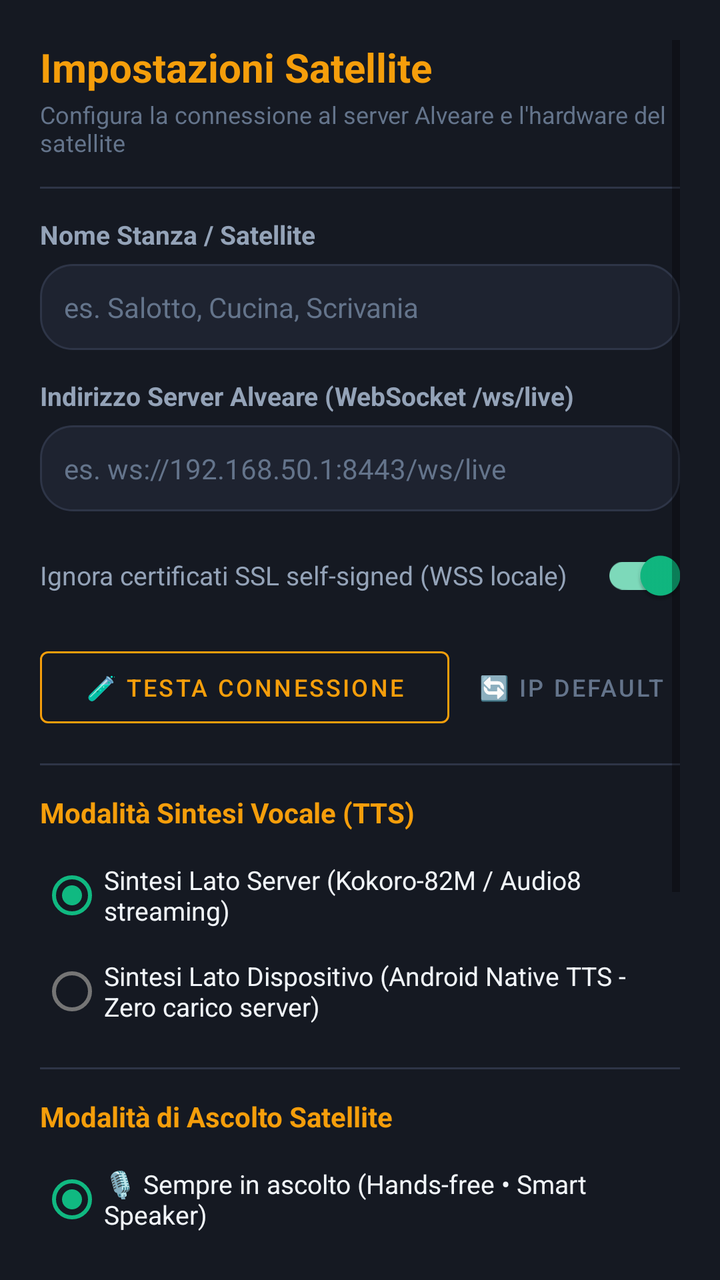
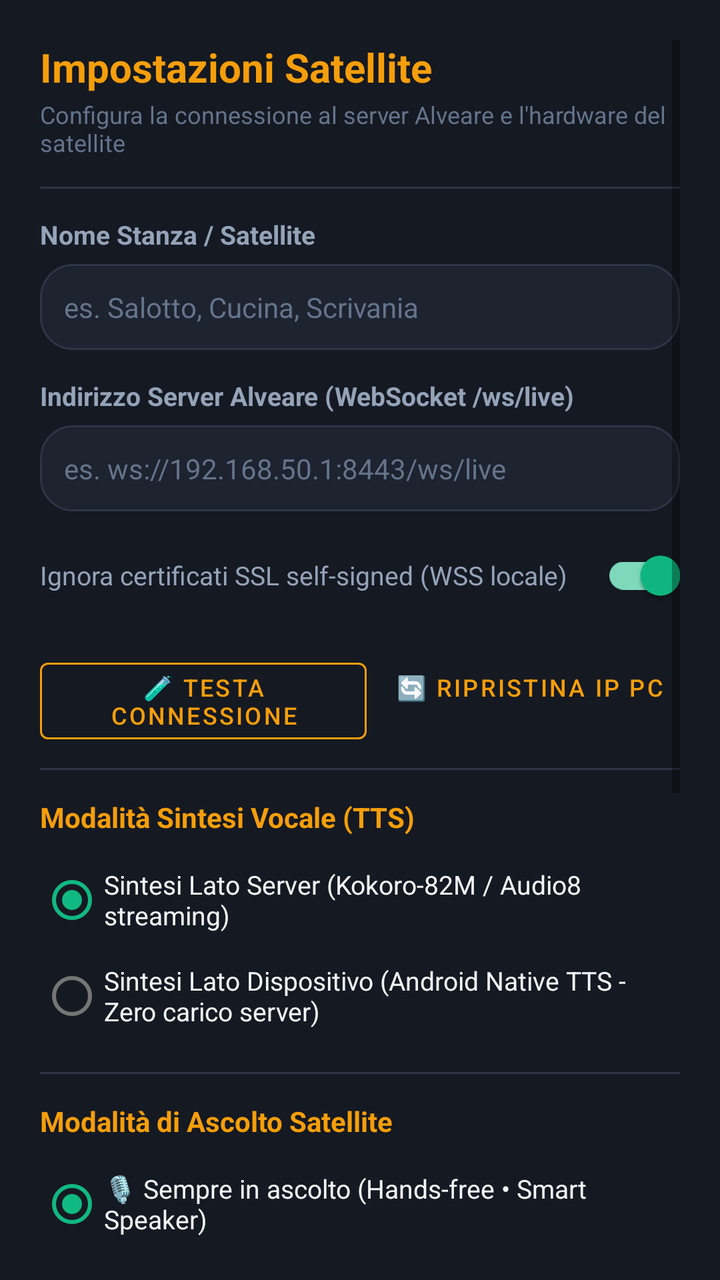

Compare the two renders of this Android layout. The source of the first and the diff that turns it into the second are given below.
<!-- AndroidManifest.xml: application theme Theme.AlveareSatellite -->
<!-- res/layout/dialog_settings.xml -->
<?xml version="1.0" encoding="utf-8"?>
<ScrollView xmlns:android="http://schemas.android.com/apk/res/android"
    xmlns:app="http://schemas.android.com/apk/res-auto"
    android:layout_width="match_parent"
    android:layout_height="wrap_content"
    android:background="@color/surface"
    android:padding="20dp">

    <LinearLayout
        android:layout_width="match_parent"
        android:layout_height="wrap_content"
        android:orientation="vertical">

        
        <TextView
            android:layout_width="wrap_content"
            android:layout_height="wrap_content"
            android:text="@string/settings_title"
            android:textColor="@color/primary"
            android:textSize="20sp"
            android:textStyle="bold" />

        <TextView
            android:layout_width="wrap_content"
            android:layout_height="wrap_content"
            android:layout_marginTop="2dp"
            android:text="Configura la connessione al server Alveare e l'hardware del satellite"
            android:textColor="@color/text_muted"
            android:textSize="12sp" />

        <View
            android:layout_width="match_parent"
            android:layout_height="1dp"
            android:layout_marginVertical="14dp"
            android:background="@color/surface_card_stroke" />

        
        <TextView
            android:layout_width="wrap_content"
            android:layout_height="wrap_content"
            android:text="Nome Stanza / Satellite"
            android:textColor="@color/text_secondary"
            android:textSize="13sp"
            android:textStyle="bold" />

        <EditText
            android:id="@+id/etRoomName"
            android:layout_width="match_parent"
            android:layout_height="wrap_content"
            android:layout_marginTop="6dp"
            android:background="@drawable/bg_card"
            android:hint="es. Salotto, Cucina, Scrivania"
            android:padding="12dp"
            android:textColor="@color/text_primary"
            android:textColorHint="@color/text_muted"
            android:textSize="14sp" />

        
        <TextView
            android:layout_width="wrap_content"
            android:layout_height="wrap_content"
            android:layout_marginTop="14dp"
            android:text="@string/settings_server_url"
            android:textColor="@color/text_secondary"
            android:textSize="13sp"
            android:textStyle="bold" />

        <EditText
            android:id="@+id/etServerUrl"
            android:layout_width="match_parent"
            android:layout_height="wrap_content"
            android:layout_marginTop="6dp"
            android:background="@drawable/bg_card"
            android:hint="@string/settings_server_url_hint"
            android:inputType="textUri"
            android:padding="12dp"
            android:textColor="@color/text_primary"
            android:textColorHint="@color/text_muted"
            android:textSize="14sp" />

        
        <com.google.android.material.switchmaterial.SwitchMaterial
            android:id="@+id/switchTrustSsl"
            android:layout_width="match_parent"
            android:layout_height="wrap_content"
            android:layout_marginTop="8dp"
            android:checked="true"
            android:text="@string/settings_trust_ssl"
            android:textColor="@color/text_secondary"
            android:textSize="13sp" />

        
        <LinearLayout
            android:layout_width="match_parent"
            android:layout_height="wrap_content"
            android:layout_marginTop="8dp"
            android:orientation="horizontal">

            <com.google.android.material.button.MaterialButton
                android:id="@+id/btnTestConnection"
                style="@style/Widget.MaterialComponents.Button.OutlinedButton"
                android:layout_width="0dp"
                android:layout_height="wrap_content"
                android:layout_weight="1"
                android:layout_marginEnd="6dp"
                android:text="🧪 Testa Connessione"
                android:textColor="@color/primary"
                android:textSize="12sp"
                app:strokeColor="@color/primary" />

            <com.google.android.material.button.MaterialButton
                android:id="@+id/btnResetDefaultUrl"
                style="@style/Widget.MaterialComponents.Button.TextButton"
                android:layout_width="wrap_content"
                android:layout_height="wrap_content"
                android:text="🔄 IP Default"
                android:textColor="@color/text_muted"
                android:textSize="12sp" />
        </LinearLayout>

        
        <TextView
            android:id="@+id/tvTestResult"
            android:layout_width="match_parent"
            android:layout_height="wrap_content"
            android:layout_marginTop="6dp"
            android:background="@drawable/bg_card"
            android:padding="10dp"
            android:textColor="@color/text_primary"
            android:textSize="12sp"
            android:visibility="gone" />

        <View
            android:layout_width="match_parent"
            android:layout_height="1dp"
            android:layout_marginVertical="14dp"
            android:background="@color/surface_card_stroke" />

        
        <TextView
            android:layout_width="wrap_content"
            android:layout_height="wrap_content"
            android:text="@string/settings_tts_section"
            android:textColor="@color/primary"
            android:textSize="14sp"
            android:textStyle="bold" />

        <RadioGroup
            android:id="@+id/rgTtsMode"
            android:layout_width="match_parent"
            android:layout_height="wrap_content"
            android:layout_marginTop="8dp">

            <RadioButton
                android:id="@+id/rbTtsServer"
                android:layout_width="match_parent"
                android:layout_height="wrap_content"
                android:checked="true"
                android:text="@string/settings_tts_server"
                android:textColor="@color/text_primary"
                android:textSize="13sp" />

            <RadioButton
                android:id="@+id/rbTtsDevice"
                android:layout_width="match_parent"
                android:layout_height="wrap_content"
                android:text="@string/settings_tts_device"
                android:textColor="@color/text_primary"
                android:textSize="13sp" />
        </RadioGroup>

        
        <LinearLayout
            android:id="@+id/layoutDeviceTtsSettings"
            android:layout_width="match_parent"
            android:layout_height="wrap_content"
            android:layout_marginTop="8dp"
            android:background="@drawable/bg_card"
            android:orientation="vertical"
            android:padding="12dp"
            android:visibility="gone">

            <TextView
                android:id="@+id/tvSpeechRateLabel"
                android:layout_width="wrap_content"
                android:layout_height="wrap_content"
                android:text="Velocità Parlato: 1.0x"
                android:textColor="@color/text_secondary"
                android:textSize="12sp" />

            <SeekBar
                android:id="@+id/seekSpeechRate"
                android:layout_width="match_parent"
                android:layout_height="wrap_content"
                android:max="20"
                android:progress="10" />

            <TextView
                android:id="@+id/tvPitchLabel"
                android:layout_width="wrap_content"
                android:layout_height="wrap_content"
                android:layout_marginTop="8dp"
                android:text="Intonazione (Pitch): 1.0x"
                android:textColor="@color/text_secondary"
                android:textSize="12sp" />

            <SeekBar
                android:id="@+id/seekPitch"
                android:layout_width="match_parent"
                android:layout_height="wrap_content"
                android:max="20"
                android:progress="10" />
        </LinearLayout>

        <View
            android:layout_width="match_parent"
            android:layout_height="1dp"
            android:layout_marginVertical="14dp"
            android:background="@color/surface_card_stroke" />

        
        <TextView
            android:layout_width="wrap_content"
            android:layout_height="wrap_content"
            android:text="Modalità di Ascolto Satellite"
            android:textColor="@color/primary"
            android:textSize="14sp"
            android:textStyle="bold" />

        <RadioGroup
            android:id="@+id/rgListenMode"
            android:layout_width="match_parent"
            android:layout_height="wrap_content"
            android:layout_marginTop="8dp">

            <RadioButton
                android:id="@+id/rbListenContinuous"
                android:layout_width="match_parent"
                android:layout_height="wrap_content"
                android:checked="true"
                android:text="🎙️ Sempre in ascolto (Hands-free • Smart Speaker)"
                android:textColor="@color/text_primary"
                android:textSize="13sp" />

            <RadioButton
                android:id="@+id/rbListenPushToTalk"
                android:layout_width="match_parent"
                android:layout_height="wrap_content"
                android:text="👆 Tocca per parlare (Push-to-Talk manuale)"
                android:textColor="@color/text_primary"
                android:textSize="13sp" />
        </RadioGroup>

        <com.google.android.material.switchmaterial.SwitchMaterial
            android:id="@+id/switchWakeWord"
            android:layout_width="match_parent"
            android:layout_height="wrap_content"
            android:layout_marginTop="8dp"
            android:checked="false"
            android:text="👂 Wake Word 'Ehi Alveare' (sperimentale)"
            android:textColor="@color/text_secondary"
            android:textSize="12sp" />

        
        <com.google.android.material.switchmaterial.SwitchMaterial
            android:id="@+id/switchKeepScreenOn"
            android:layout_width="match_parent"
            android:layout_height="wrap_content"
            android:layout_marginTop="4dp"
            android:checked="true"
            android:text="@string/settings_smart_display"
            android:textColor="@color/text_primary"
            android:textSize="13sp" />

        
        <TextView
            android:id="@+id/tvContextTurnsLabel"
            android:layout_width="wrap_content"
            android:layout_height="wrap_content"
            android:layout_marginTop="12dp"
            android:text="Finestra Contesto: 6 turni memorizzati"
            android:textColor="@color/text_secondary"
            android:textSize="12sp" />

        <SeekBar
            android:id="@+id/seekContextTurns"
            android:layout_width="match_parent"
            android:layout_height="wrap_content"
            android:max="14"
            android:progress="4" />

        
        <LinearLayout
            android:layout_width="match_parent"
            android:layout_height="wrap_content"
            android:layout_marginTop="20dp"
            android:orientation="horizontal">

            <com.google.android.material.button.MaterialButton
                android:id="@+id/btnCancel"
                style="@style/Widget.MaterialComponents.Button.TextButton"
                android:layout_width="0dp"
                android:layout_height="wrap_content"
                android:layout_weight="1"
                android:text="@string/action_cancel"
                android:textColor="@color/text_muted" />

            <com.google.android.material.button.MaterialButton
                android:id="@+id/btnSave"
                android:layout_width="0dp"
                android:layout_height="wrap_content"
                android:layout_marginStart="8dp"
                android:layout_weight="1"
                android:text="@string/action_save"
                android:textColor="@color/on_primary"
                app:backgroundTint="@color/primary"
                app:cornerRadius="12dp" />
        </LinearLayout>

    </LinearLayout>
</ScrollView>
<!-- resources referenced by this layout -->
<resources>
  <color name="on_primary">#0B0E14</color>
  <color name="primary">#F59E0B</color>
  <color name="surface">#151922</color>
  <color name="surface_card_stroke">#2E3547</color>
  <color name="text_muted">#64748B</color>
  <color name="text_primary">#F1F5F9</color>
  <color name="text_secondary">#94A3B8</color>
  <!-- drawable bg_card (drawable) -->
  <?xml version="1.0" encoding="utf-8"?>
  <shape xmlns:android="http://schemas.android.com/apk/res/android">
      <solid android:color="@color/surface_card" />
      <stroke android:width="1dp" android:color="@color/surface_card_stroke" />
      <corners android:radius="16dp" />
  </shape>
  <string name="action_cancel">Annulla</string>
  <string name="action_save">Salva impostazioni</string>
  <string name="settings_server_url">Indirizzo Server Alveare (WebSocket /ws/live)</string>
  <string name="settings_server_url_hint">es. ws://192.168.50.1:8443/ws/live</string>
  <string name="settings_smart_display">Modalità Smart Display (Schermo sempre attivo)</string>
  <string name="settings_title">Impostazioni Satellite</string>
  <string name="settings_trust_ssl">Ignora certificati SSL self-signed (WSS locale)</string>
  <string name="settings_tts_device">Sintesi Lato Dispositivo (Android Native TTS - Zero carico server)</string>
  <string name="settings_tts_section">Modalità Sintesi Vocale (TTS)</string>
  <string name="settings_tts_server">Sintesi Lato Server (Kokoro-82M / Audio8 streaming)</string>
  <style name="Theme.AlveareSatellite" parent="Theme.MaterialComponents.DayNight.NoActionBar">
          <item name="colorPrimary">@color/primary</item>
          <item name="colorPrimaryVariant">@color/primary_variant</item>
          <item name="colorOnPrimary">@color/on_primary</item>
          
          <item name="colorSecondary">@color/secondary</item>
          <item name="colorSecondaryVariant">@color/secondary_variant</item>
          <item name="colorOnSecondary">@color/on_secondary</item>
          
          <item name="android:statusBarColor">@color/background</item>
          <item name="android:navigationBarColor">@color/background</item>
          <item name="android:windowBackground">@color/background</item>
      </style>
  <color name="surface_card">#1E2330</color>
  <color name="primary_variant">#D97706</color>
  <color name="secondary">#10B981</color>
  <color name="secondary_variant">#059669</color>
  <color name="on_secondary">#0B0E14</color>
  <color name="background">#0B0E14</color>
</resources>

<!-- the commit's change to res/layout/dialog_settings.xml (unified diff, before → after) -->
@@ -113,8 +113,8 @@
                 style="@style/Widget.MaterialComponents.Button.TextButton"
                 android:layout_width="wrap_content"
                 android:layout_height="wrap_content"
-                android:text="🔄 IP Default"
-                android:textColor="@color/text_muted"
+                android:text="🔄 Ripristina IP PC"
+                android:textColor="@color/primary"
                 android:textSize="12sp" />
         </LinearLayout>
 
@@ -274,20 +274,49 @@
 
         
         <TextView
-            android:id="@+id/tvContextTurnsLabel"
-            android:layout_width="wrap_content"
-            android:layout_height="wrap_content"
-            android:layout_marginTop="12dp"
-            android:text="Finestra Contesto: 6 turni memorizzati"
-            android:textColor="@color/text_secondary"
-            android:textSize="12sp" />
-
-        <SeekBar
-            android:id="@+id/seekContextTurns"
-            android:layout_width="match_parent"
-            android:layout_height="wrap_content"
-            android:max="14"
-            android:progress="4" />
+            android:layout_width="wrap_content"
+            android:layout_height="wrap_content"
+            android:layout_marginTop="14dp"
+            android:text="🧠 Gestione Memoria Conversazione"
+            android:textColor="@color/primary"
+            android:textSize="14sp"
+            android:textStyle="bold" />
+
+        <LinearLayout
+            android:layout_width="match_parent"
+            android:layout_height="wrap_content"
+            android:layout_marginTop="8dp"
+            android:background="@drawable/bg_card"
+            android:orientation="vertical"
+            android:padding="12dp">
+
+            <TextView
+                android:id="@+id/tvContextTurnsLabel"
+                android:layout_width="wrap_content"
+                android:layout_height="wrap_content"
+                android:text="Memoria Contestuale: 6 turni (da 2 a 16)"
+                android:textColor="@color/text_secondary"
+                android:textSize="12sp" />
+
+            <SeekBar
+                android:id="@+id/seekContextTurns"
+                android:layout_width="match_parent"
+                android:layout_height="wrap_content"
+                android:layout_marginTop="6dp"
+                android:max="14"
+                android:progress="4" />
+
+            <com.google.android.material.button.MaterialButton
+                android:id="@+id/btnClearMemoryNow"
+                style="@style/Widget.MaterialComponents.Button.OutlinedButton"
+                android:layout_width="match_parent"
+                android:layout_height="wrap_content"
+                android:layout_marginTop="10dp"
+                android:text="🗑️ Cancella Memoria Ora"
+                android:textColor="@color/accent_red"
+                android:textSize="12sp"
+                app:strokeColor="@color/accent_red" />
+        </LinearLayout>
 
         
         <LinearLayout
<!-- resource entries referenced after the edit -->
@@ -1,5 +1,6 @@
 <!-- resources referenced by this layout -->
 <resources>
+  <color name="accent_red">#EF4444</color>
   <color name="on_primary">#0B0E14</color>
   <color name="primary">#F59E0B</color>
   <color name="surface">#151922</color>
